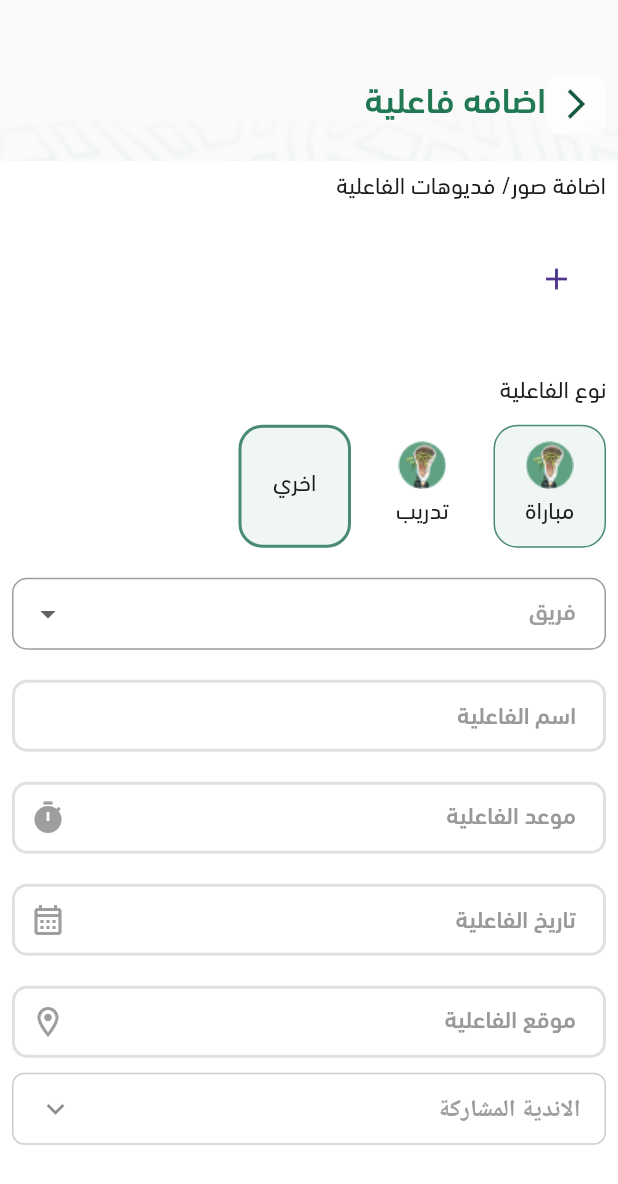
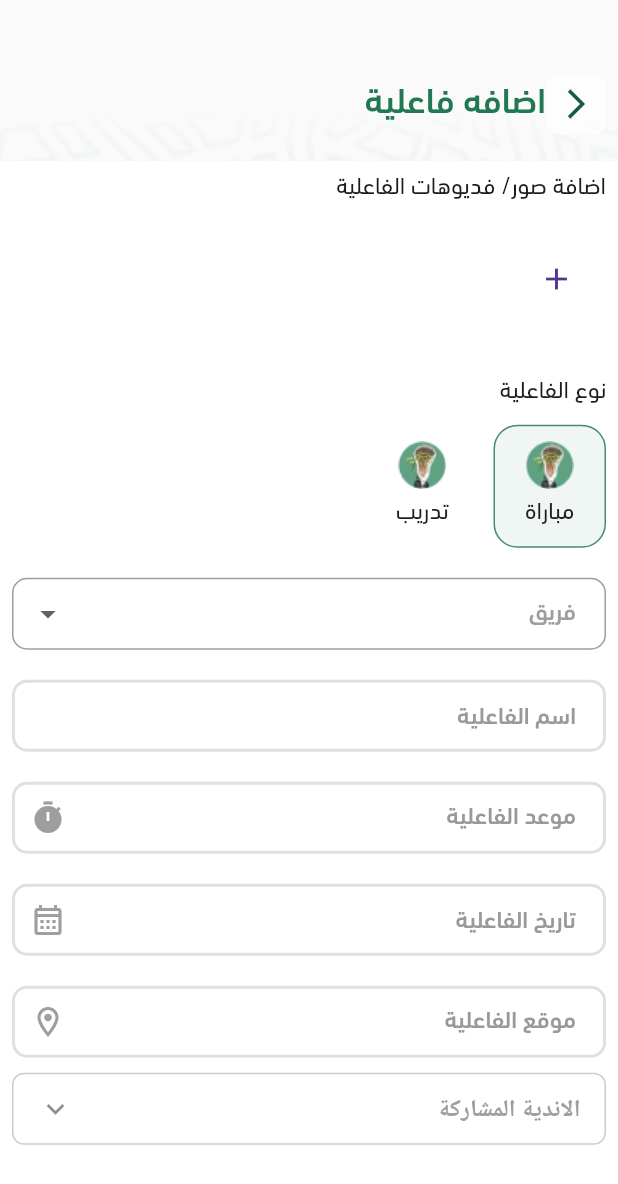
Before and after one commit to Yousif-Elanany/all-lacroose, a Flutter app: the Add_event screen opened directly, on a phone screen of 412 x 824 dp. Shown: the top 1184 px of the screen. Run offline on Flutter 3.47's test engine with Material 3 defaults, Android fonts, the phone set to English and light mode, and no system bars; our stand-ins replace awesome_dialog, bloc, cached_network_image, carousel_slider, dio, easy_localization and 13 more; missing offline and left inert: enhance_stepper, flutter_polyline_points; accounts and stored records are empty; network calls fail; project files that could hold a hidden picture were left out.

Commit message:
after declare

```diff
--- a/lib/features/eventsPage/presentation/add_event_Page.dart
+++ b/lib/features/eventsPage/presentation/add_event_Page.dart
@@ -1610,33 +1610,33 @@ class _Add_eventState extends State<Add_event> {
                                     ),
                                     SizedBox(width: 10),
                                     // Other
-                                    GestureDetector(
-                                      onTap: () {
-                                        setState(() {
-                                          is_match = false;
-                                          is_other = true;
-                                        });
-                                      },
-                                      child: Container(
-                                        decoration: BoxDecoration(
-                                          color: is_other ? Color(0xffF0F6F4) : Colors.white,
-                                          borderRadius: BorderRadius.circular(16),
-                                          border: Border.all(
-                                            color: is_other ? Color(0xff488B71) : Colors.grey.withOpacity(.1),
-                                            width: 2,
-                                          ),
-                                        ),
-                                        padding: EdgeInsets.all(10),
-                                        height: 82,
-                                        width: 75,
-                                        child: Column(
-                                          mainAxisAlignment: MainAxisAlignment.center,
-                                          children: [
-                                            Text("other".tr(), style: TextStyle(fontSize: 16)),
-                                          ],
-                                        ),
-                                      ),
-                                    ),
+                                    // GestureDetector(
+                                    //   onTap: () {
+                                    //     setState(() {
+                                    //       is_match = false;
+                                    //       is_other = true;
+                                    //     });
+                                    //   },
+                                    //   child: Container(
+                                    //     decoration: BoxDecoration(
+                                    //       color: is_other ? Color(0xffF0F6F4) : Colors.white,
+                                    //       borderRadius: BorderRadius.circular(16),
+                                    //       border: Border.all(
+                                    //         color: is_other ? Color(0xff488B71) : Colors.grey.withOpacity(.1),
+                                    //         width: 2,
+                                    //       ),
+                                    //     ),
+                                    //     padding: EdgeInsets.all(10),
+                                    //     height: 82,
+                                    //     width: 75,
+                                    //     child: Column(
+                                    //       mainAxisAlignment: MainAxisAlignment.center,
+                                    //       children: [
+                                    //         Text("other".tr(), style: TextStyle(fontSize: 16)),
+                                    //       ],
+                                    //     ),
+                                    //   ),
+                                    // ),
                                   ],
                                 ),
 
--- a/lib/features/home/presentation/clubs_Page.dart
+++ b/lib/features/home/presentation/clubs_Page.dart
@@ -1,6 +1,7 @@
 import 'package:easy_localization/easy_localization.dart';
 import 'package:flutter/material.dart';
 import 'package:flutter_bloc/flutter_bloc.dart';
+import 'package:lacrosse/data/Local/sharedPref/sharedPref.dart';
 import 'package:lacrosse/features/eventsPage/data/manager/cubit/manager_cubit.dart';
 import 'package:lacrosse/features/eventsPage/data/manager/cubit/manager_states.dart';
 import 'package:lacrosse/features/home/data/manager/cubit/home_cubit.dart';
@@ -161,7 +162,7 @@ class _ClubScreenState extends State<ClubScreen> {
                             itemBuilder: (context, index) {
                               return GestureDetector(
                                 onTap: (){
-                                  showEditClubSheet(context, allClub[index]);
+                                  CacheHelper.getData(key: "roles")  == "Admin" ?              showEditClubSheet(context, allClub[index]) :print("Not Admin");
                                 },
                                 child: ClubItem(
                                   name: allClub[index].name!,
--- a/lib/features/home/presentation/matchesPage.dart
+++ b/lib/features/home/presentation/matchesPage.dart
@@ -1,6 +1,7 @@
 import 'package:easy_localization/easy_localization.dart';
 import 'package:flutter/material.dart';
 import 'package:flutter_bloc/flutter_bloc.dart';
+import 'package:lacrosse/data/Local/sharedPref/sharedPref.dart';
 import 'package:lacrosse/features/home/data/manager/cubit/home_cubit.dart';
 
 import 'package:lacrosse/features/home/data/models/matchModel.dart';
@@ -125,8 +126,8 @@ class _MatchesScreenState extends State<MatchesScreen> {
                                   final MatchModel model = allMatches[index];
                                   return GestureDetector(
                                       onTap: () {
-                                        showScoreInputSheet(context, model,
-                                            context.read<HomeCubit>());
+                                        CacheHelper.getData(key: "roles")  == "Admin" ?           showScoreInputSheet(context, model,
+                                            context.read<HomeCubit>()) :print("not admin");
                                       },
                                       child: buildMatch(model));
                                 }))
--- a/lib/features/home/widgets/customPlayerWidget.dart
+++ b/lib/features/home/widgets/customPlayerWidget.dart
@@ -1,6 +1,7 @@
 import 'package:easy_localization/easy_localization.dart';
 import 'package:flutter/material.dart';
 import 'package:flutter_bloc/flutter_bloc.dart';
+import 'package:lacrosse/data/Local/sharedPref/sharedPref.dart';
 import 'package:lacrosse/features/home/data/models/PlayerModel.dart';
 import 'package:lacrosse/features/home/presentation/EditPlayerScreen.dart';
 
@@ -25,11 +26,11 @@ class _CustomplayerWidgetState extends State<Customplayerwidget> {
         padding: EdgeInsets.symmetric(vertical: 10),
         child: GestureDetector(
           onTap: () {
-            navigateTo(
+            CacheHelper.getData(key: "roles")  == "Admin" ?          navigateTo(
                 context,
                 EditPlayerScreen(
                   playerId: widget.userModel.id,
-                ));
+                )): print("object");
           },
           child: Container(
             width: double.infinity,
```
Also changed, not shown: lib/features/ActivitesPage/presentation/activityDetailPage.dart (+9 -7 lines), lib/features/home/presentation/playGroundDesign.dart (+6 -5 lines).
